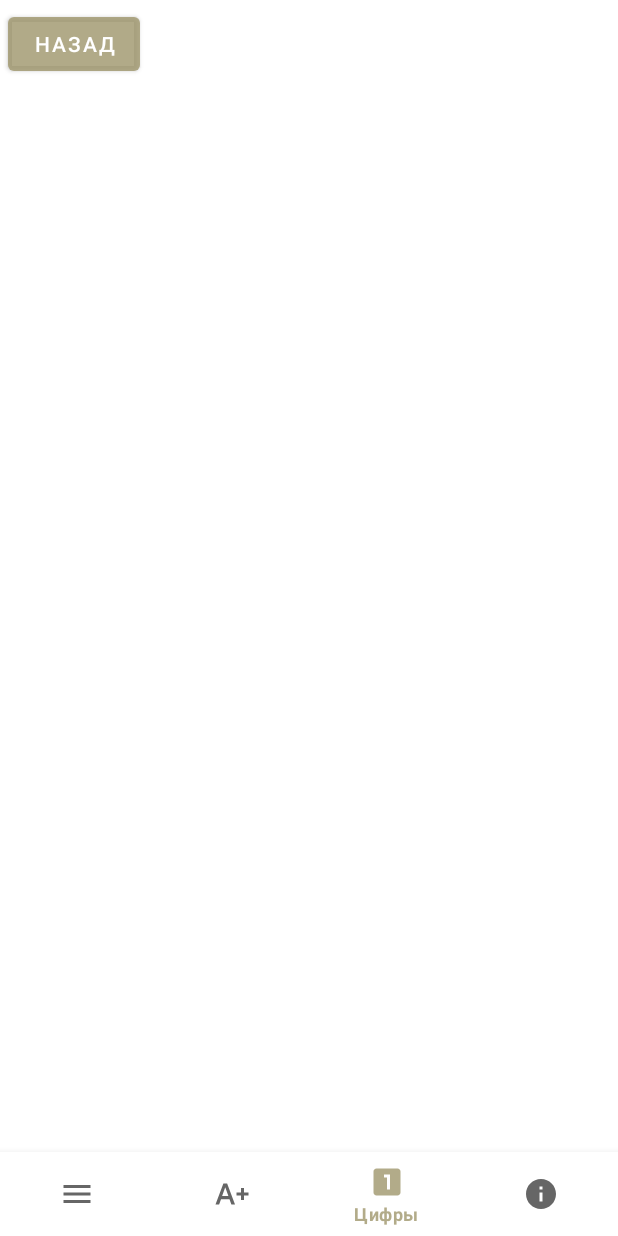
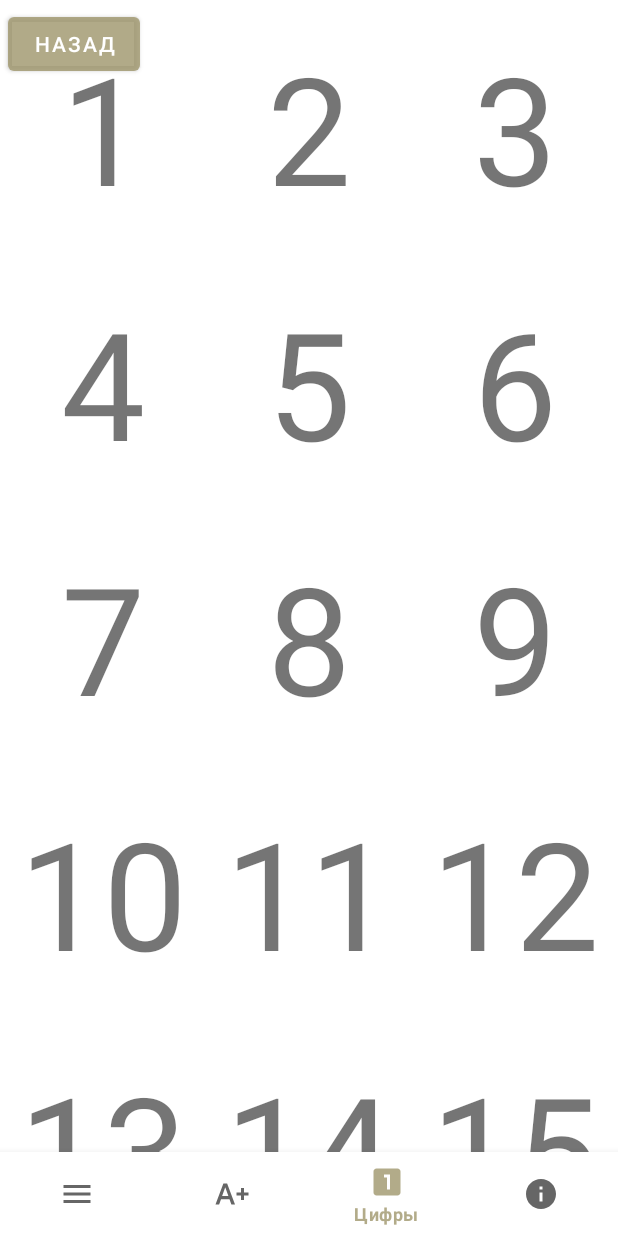
Before and after one commit to Ainaz10/MyFirstTestApp2, an Android app: the screen it shows after launch (MainActivity), item 3 of the bottom bar chosen, on a phone screen of 412 x 824 dp. Run offline under Robolectric (Android 15) with nearby library versions, the phone set to English and light mode, and no system bars.

Commit message:
поправил RecyclerView

```diff
--- a/app/src/main/java/com/example/myfirsttestapp/AlfabetFragment.kt
+++ b/app/src/main/java/com/example/myfirsttestapp/AlfabetFragment.kt
@@ -17,7 +17,6 @@ class ActivityAlfabet : AppCompatActivity() {
 
 
         val symbolList: List<String> = listOf("А", "Б", "В", "Г", "Д", "Е", "Ё", "Ж", "З", "И", "Й", "К", "Л", "М", "Н", "О", "П", "Р", "С", "Т", "У", "Ф", "Х", "Ц", "Ч", "Ш", "Щ", "Ъ", "Ы", "Ь", "Э", "Ю", "Я" )//А, Б, В, Г, Д, Е, Ё, Ж, З, И, Й, К, Л, М, Н, О, П, Р, С, Т, У, Ф, Х, Ц, Ч, Ш, Щ, Ъ, Ы, Ь, Э, Ю, Я.
-
 
         val symbolsRecyclerView: RecyclerView = findViewById(R.id.symbol_recycler_view)
         symbolsRecyclerView.layoutManager =
--- a/app/src/main/java/com/example/myfirsttestapp/MainActivity.kt
+++ b/app/src/main/java/com/example/myfirsttestapp/MainActivity.kt
@@ -64,7 +64,7 @@ class MainActivity : AppCompatActivity() {
             true
         }
 
-        //bottomMenu.selectedItemId = savedInstanceState?.getInt(LAST_SELECTED_ITEM) ?: R.id.menu
+        bottomMenu.selectedItemId = savedInstanceState?.getInt(LAST_SELECTED_ITEM) ?: R.id.bottom_menu
     }
 
     private fun replaceFragment(fragment: Fragment) {
--- a/app/src/main/java/com/example/myfirsttestapp/NumbersFragment.kt
+++ b/app/src/main/java/com/example/myfirsttestapp/NumbersFragment.kt
@@ -30,11 +30,28 @@ class NumbersFragment : Fragment() {
                 ?.commit()
         }
 
-        return view
+
+            val numberList: List<Int> =
+                listOf(1, 2, 3, 4, 5, 6, 7, 8, 9, 10, 11, 12, 13, 14, 15, 16, 17, 18, 19, 20)
+
+
+            val numbersRecyclerView: RecyclerView = view.findViewById(R.id.number_recycler_view)
+            numbersRecyclerView.layoutManager =
+                GridLayoutManager(context, 3,  GridLayoutManager.VERTICAL, false)
+
+            numbersRecyclerView.adapter = NumbersAdapter(numberList)
+
+
+            return view
+        }
+
+
+
     }
-}
 
-class ActivityNumbers : AppCompatActivity() {
+
+
+/*class ActivityNumbers : AppCompatActivity() {
     override fun onCreate(savedInstanceState: Bundle?) {
         super.onCreate(savedInstanceState)
         setContentView(R.layout.fragment_numbers)
@@ -49,3 +66,4 @@ class ActivityNumbers : AppCompatActivity() {
         numbersRecyclerView.adapter = NumbersAdapter(numberList)
     }
 }
+*/
--- a/app/src/main/res/layout/fragment_numbers.xml
+++ b/app/src/main/res/layout/fragment_numbers.xml
@@ -16,6 +16,7 @@
     <androidx.recyclerview.widget.RecyclerView
         android:id="@+id/number_recycler_view"
         android:layout_width="match_parent"
-        android:layout_height="match_parent"/>
+        android:layout_height="match_parent">
+    </androidx.recyclerview.widget.RecyclerView>
 
 </FrameLayout>
```
